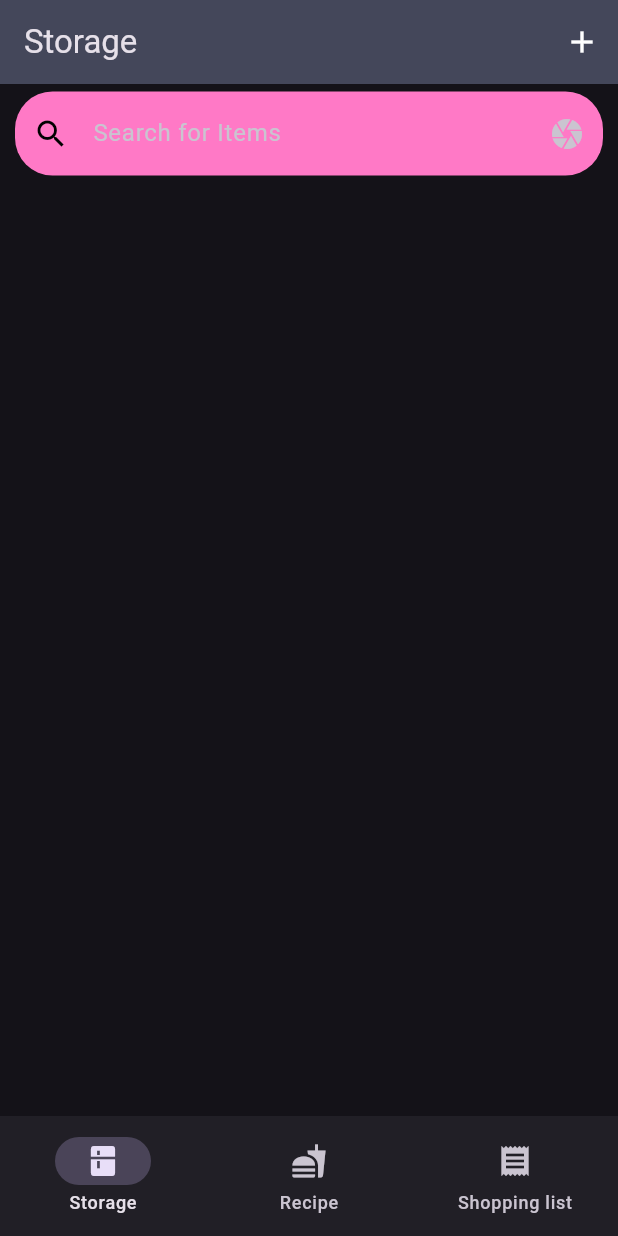
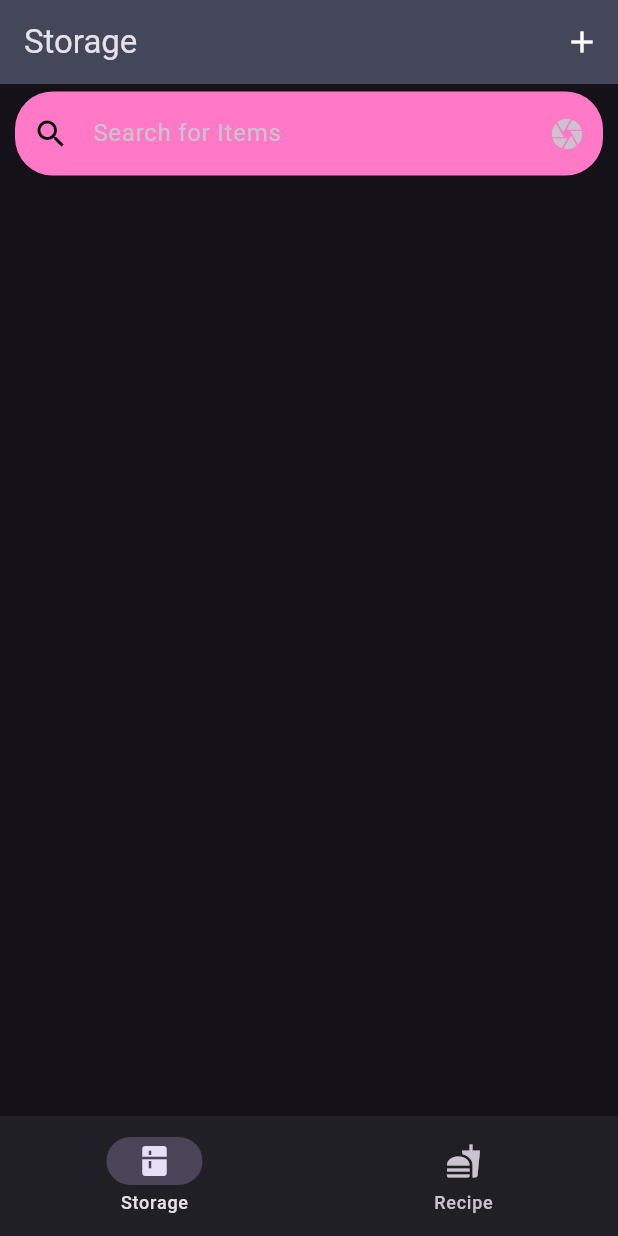
Before and after one commit to jeff06/cooking-friend, a Flutter app: the screen it shows after launch, on a phone screen of 412 x 824 dp. Run offline on Flutter 3.47's test engine with Material 3 defaults, Android fonts, the light colour scheme and no system bars; our stand-ins replace flutter_form_builder, flutter_spinkit, form_builder_validators, get, isar; missing offline and left inert: mobile_scanner; accounts and stored records are empty; generated files the repository leaves out were written again; Roboto replaces fonts that are missing (Sunflower).

Commit message:
hide shopping list

```diff
--- a/lib/main_wrapper.dart
+++ b/lib/main_wrapper.dart
@@ -1,5 +1,4 @@
 import 'package:cooking_friend/navigation/recipe_navigation.dart';
-import 'package:cooking_friend/navigation/shopping_list_navigation.dart';
 import 'package:cooking_friend/navigation/storage_navigation.dart';
 import 'package:cooking_friend/getx/services/isar_service.dart';
 import 'package:flutter/material.dart';
@@ -20,7 +19,7 @@ class _MainWrapperState extends State<MainWrapper> {
   final List<GlobalKey<NavigatorState>> _navigatorKeys = [
     storageNavigatorKey,
     recipeNavigatorKey,
-    shoppingNavigatorKey
+    //shoppingNavigatorKey
   ];
 
   Future<bool> _systemBackButtonPressed() async {
@@ -38,7 +37,7 @@ class _MainWrapperState extends State<MainWrapper> {
   @override
   Widget build(BuildContext context) {
     return PopScope(
-      onPopInvoked: (didPop) => _systemBackButtonPressed,
+      onPopInvokedWithResult: (didPop, result) => _systemBackButtonPressed,
       child: Scaffold(
         bottomNavigationBar: NavigationBar(
           onDestinationSelected: (int index) {
@@ -50,8 +49,8 @@ class _MainWrapperState extends State<MainWrapper> {
           destinations: const <NavigationDestination>[
             NavigationDestination(icon: Icon(Icons.kitchen), label: "Storage"),
             NavigationDestination(icon: Icon(Icons.fastfood), label: "Recipe"),
-            NavigationDestination(
-                icon: Icon(Icons.receipt), label: "Shopping list"),
+            /*NavigationDestination(
+                icon: Icon(Icons.receipt), label: "Shopping list"),*/
             //NavigationDestination(icon: Icon(Icons.menu), label: "Menu of the week")
           ],
         ),
@@ -61,7 +60,7 @@ class _MainWrapperState extends State<MainWrapper> {
             children: [
               StorageNavigation(widget.service),
               RecipeNavigation(widget.service),
-              ShoppingListNavigation(widget.service),
+              //ShoppingListNavigation(widget.service),
             ],
           ),
         ),
```
Also changed, not shown: lib/screens/shoppingList/shopping_list.dart (+9 -1 lines).
